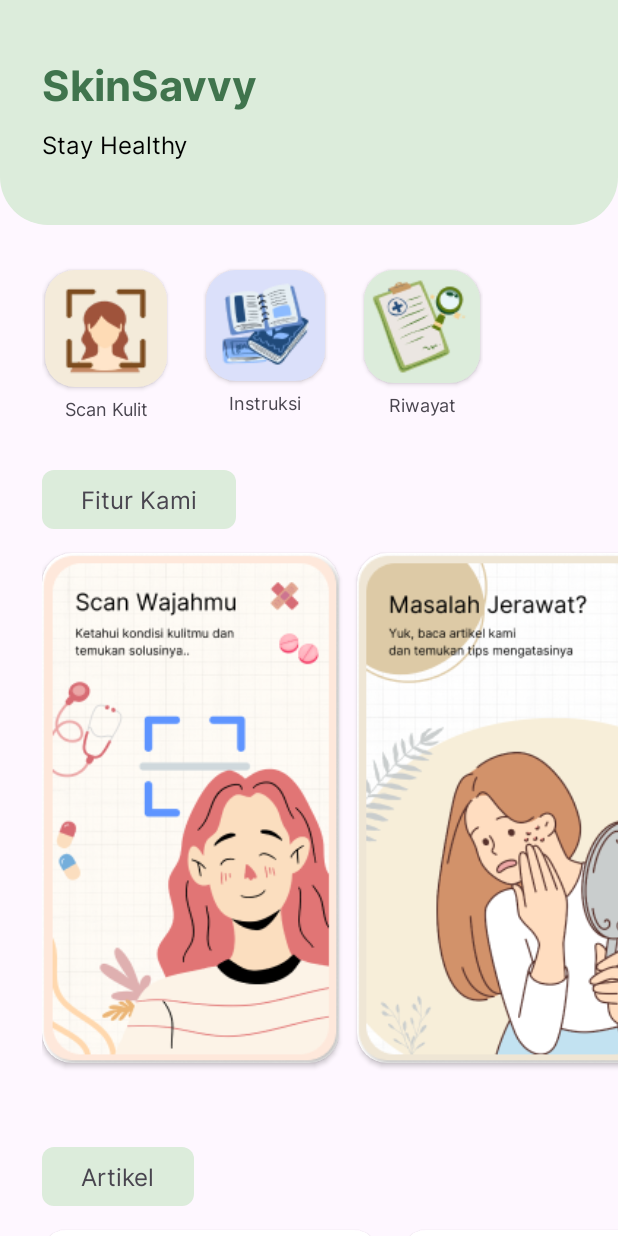
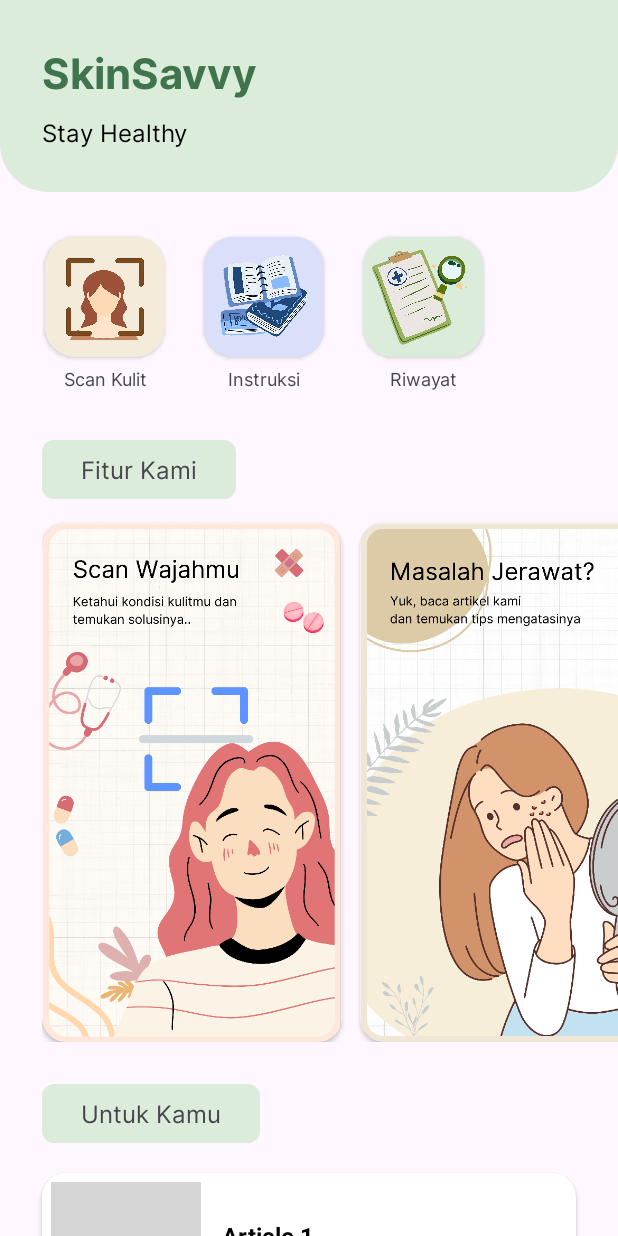
Before and after one commit to SkinSavvy-DevTeam/SkinSavvy-Mobile, an Android app: the screen it shows after launch (MainActivity), on a phone screen of 412 x 824 dp. Run offline under Robolectric (Android 15) with nearby library versions, the phone set to English and light mode, and no system bars; grey boxes are pictures that could not be loaded.

Commit message:
update homepage ui

```diff
--- a/app/src/main/java/com/myapp/skinsavvy/MainActivity.kt
+++ b/app/src/main/java/com/myapp/skinsavvy/MainActivity.kt
@@ -20,14 +20,14 @@ class MainActivity : AppCompatActivity() {
         // carousel poster
         val recyclerViewPoster: RecyclerView = binding.rvCarouselPoster
         val poster = listOf(
-            DataModel(R.drawable.image_carousel_1),
-            DataModel(R.drawable.image_carousel_2)
+            DataModel(R.drawable.image_poster_1),
+            DataModel(R.drawable.image_poster_2)
         )
 
         recyclerViewPoster.adapter = CarouselAdapter(poster, isTextVisible = false)
         recyclerViewPoster.layoutManager = LinearLayoutManager(this, LinearLayoutManager.HORIZONTAL, false)
 
-        //carousel article
+        //list article
         val recyclerViewArticle: RecyclerView = binding.rvCarouselArticle
         val article = listOf(
             DataModel(R.drawable.image_sample, "Article 1", "deskripsi"),
@@ -37,17 +37,6 @@ class MainActivity : AppCompatActivity() {
 
         recyclerViewArticle.adapter = CarouselAdapter(article, isTextVisible = true)
         recyclerViewArticle.layoutManager = LinearLayoutManager(this, LinearLayoutManager.HORIZONTAL, false)
-
-        //carousel tips and tricks
-        val recyclerViewTips: RecyclerView = binding.rvCarouselTips
-        val tips = listOf(
-            DataModel(R.drawable.image_sample, "Tips 1", "deskripsi"),
-            DataModel(R.drawable.image_sample, "Tips 2", "deskripsi"),
-            DataModel(R.drawable.image_sample, "Tips 3", "deskripsi")
-        )
-
-        recyclerViewTips.adapter = CarouselAdapter(tips, isTextVisible = true)
-        recyclerViewTips.layoutManager = LinearLayoutManager(this, LinearLayoutManager.HORIZONTAL, false)
 
         binding.ivFeatureScan.setOnClickListener{
             startActivity(Intent(this@MainActivity, CameraXActivity::class.java))
--- a/app/src/main/res/layout/activity_main.xml
+++ b/app/src/main/res/layout/activity_main.xml
@@ -14,7 +14,7 @@
         <LinearLayout
             android:id="@+id/header_layout"
             android:layout_width="match_parent"
-            android:layout_height="150dp"
+            android:layout_height="128dp"
             android:orientation="vertical"
             android:padding="28dp"
             android:background="@drawable/header_background_shape"
@@ -28,7 +28,6 @@
                 android:textStyle="bold"
                 android:textColor="@color/green"
                 android:textSize="28sp"
-                android:layout_marginTop="8dp"
                 app:layout_constraintBottom_toBottomOf="parent"
                 app:layout_constraintEnd_toEndOf="parent"
                 app:layout_constraintStart_toStartOf="parent"
@@ -68,8 +67,8 @@
 
                 <ImageView
                     android:id="@+id/iv_feature_scan"
-                    android:layout_width="wrap_content"
-                    android:layout_height="wrap_content"
+                    android:layout_width="80dp"
+                    android:layout_height="80dp"
                     android:background="@drawable/feature_background_shape"
                     android:backgroundTint="@color/light_brown"
                     android:src="@drawable/fitur_scan_kulit"
@@ -99,8 +98,8 @@
 
                 <ImageView
                     android:id="@+id/iv_feature_instruction"
-                    android:layout_width="wrap_content"
-                    android:layout_height="wrap_content"
+                    android:layout_width="80dp"
+                    android:layout_height="80dp"
                     android:background="@drawable/feature_background_shape"
                     android:backgroundTint="@color/light_purple"
                     android:src="@drawable/fitur_instruksi"
@@ -130,8 +129,8 @@
 
                 <ImageView
                     android:id="@+id/iv_feature_history"
-                    android:layout_width="wrap_content"
-                    android:layout_height="wrap_content"
+                    android:layout_width="80dp"
+                    android:layout_height="80dp"
                     android:background="@drawable/feature_background_shape"
                     android:src="@drawable/fitur_riwayat"
                     android:padding="4dp"
@@ -184,10 +183,9 @@
             android:id="@+id/tv_article"
             android:layout_width="wrap_content"
             android:layout_height="wrap_content"
-            android:layout_marginTop="4dp"
             android:background="@drawable/rounded_shape"
             android:fontFamily="@font/custom_font_family"
-            android:text="@string/article"
+            android:text="@string/for_you"
             android:paddingStart="26dp"
             android:paddingEnd="26dp"
             android:layout_margin="28dp"
@@ -201,40 +199,24 @@
             android:id="@+id/rv_carousel_article"
             android:layout_width="0dp"
             android:layout_height="wrap_content"
-            android:paddingStart="28dp"
+            android:paddingTop="16dp"
             app:layout_constraintEnd_toEndOf="parent"
             app:layout_constraintStart_toStartOf="parent"
             app:layout_constraintTop_toBottomOf="@+id/tv_article"
             tools:listitem="@layout/carousel_item_layout"
             tools:ignore="RtlSymmetry" />
 
-        <TextView
-            android:id="@+id/tv_tips_tricks"
+        <Button
+            android:id="@+id/article_see_all"
             android:layout_width="wrap_content"
             android:layout_height="wrap_content"
-            android:layout_marginTop="4dp"
-            android:background="@drawable/rounded_shape"
-            android:fontFamily="@font/custom_font_family"
-            android:text="@string/tips_tricks"
-            android:paddingStart="26dp"
-            android:paddingEnd="26dp"
-            android:layout_margin="28dp"
-            android:textSize="16sp"
-            android:textStyle="normal"
-            app:layout_constraintTop_toBottomOf="@+id/rv_carousel_article"
+            android:text="@string/see_all"
+            android:backgroundTint="@color/green"
+            android:layout_marginTop="16dp"
             app:layout_constraintStart_toStartOf="parent"
+            app:layout_constraintEnd_toEndOf="parent"
+            app:layout_constraintTop_toBottomOf="@id/rv_carousel_article"
             tools:ignore="MissingConstraints" />
-
-        <androidx.recyclerview.widget.RecyclerView
-            android:id="@+id/rv_carousel_tips"
-            android:layout_width="0dp"
-            android:layout_height="wrap_content"
-            android:paddingStart="28dp"
-            app:layout_constraintEnd_toEndOf="parent"
-            app:layout_constraintStart_toStartOf="parent"
-            app:layout_constraintTop_toBottomOf="@+id/tv_tips_tricks"
-            tools:listitem="@layout/carousel_item_layout"
-            tools:ignore="RtlSymmetry" />
 
     </androidx.constraintlayout.widget.ConstraintLayout>
 </ScrollView>
--- a/app/src/main/res/layout/carousel_item_layout.xml
+++ b/app/src/main/res/layout/carousel_item_layout.xml
@@ -3,59 +3,79 @@
     xmlns:card_view="http://schemas.android.com/apk/res-auto"
     xmlns:tools="http://schemas.android.com/tools"
     android:id="@+id/card_item"
-    android:layout_width="224dp"
-    android:layout_height="220dp"
+    android:layout_width="match_parent"
+    android:layout_height="wrap_content"
     android:layout_gravity="center"
-    android:layout_marginTop="16dp"
-    android:layout_marginBottom="36dp"
-    android:layout_marginEnd="16dp"
+    android:layout_marginTop="4dp"
+    android:layout_marginBottom="8dp"
+    android:layout_marginEnd="28dp"
+    android:layout_marginStart="28dp"
     card_view:cardBackgroundColor="#FFFFFF"
     card_view:cardCornerRadius="16dp">
 
     <androidx.constraintlayout.widget.ConstraintLayout
         android:layout_width="match_parent"
-        android:layout_height="wrap_content">
+        android:layout_height="wrap_content"
+        android:padding="6dp" >
 
-        <ImageView
+        <com.google.android.material.imageview.ShapeableImageView
             android:id="@+id/iv_carousel_image"
-            android:layout_width="0dp"
-            android:layout_height="110dp"
+            android:layout_width="100dp"
+            android:layout_height="100dp"
             android:scaleType="centerCrop"
             android:contentDescription="@string/app_name"
+            card_view:layout_constraintBottom_toBottomOf="parent"
             card_view:layout_constraintStart_toStartOf="parent"
+            card_view:layout_constraintTop_toTopOf="parent"
+            card_view:shapeAppearanceOverlay="@style/RoundedCornerImageView"
             tools:srcCompat="@drawable/image_sample"
             tools:ignore="MissingConstraints" />
+
+        <TextView
+            android:id="@+id/tv_item_category"
+            android:layout_width="0dp"
+            android:layout_height="wrap_content"
+            android:layout_marginStart="8dp"
+            android:layout_marginEnd="8dp"
+            android:layout_marginTop="4dp"
+            android:layout_toEndOf="@+id/iv_carousel_image"
+            android:textSize="12sp"
+            android:textColor="@color/grey"
+            android:paddingStart="6dp"
+            android:paddingEnd="6dp"
+            card_view:layout_constraintEnd_toEndOf="parent"
+            card_view:layout_constraintStart_toEndOf="@id/iv_carousel_image"
+            card_view:layout_constraintTop_toTopOf="@id/iv_carousel_image"
+            tools:text="@string/app_name" />
 
         <TextView
             android:id="@+id/tv_item_name"
             android:layout_width="0dp"
             android:layout_height="wrap_content"
-            android:text="@string/app_name"
+            android:layout_marginTop="4dp"
             android:textColor="@color/black"
             android:textSize="16sp"
             android:textStyle="bold"
-            android:layout_marginTop="12dp"
-            android:paddingStart="10dp"
-            android:paddingEnd="10dp"
-            android:transitionName="name"
-            card_view:layout_constraintEnd_toEndOf="parent"
-            card_view:layout_constraintStart_toStartOf="parent"
-            card_view:layout_constraintTop_toBottomOf="@id/iv_carousel_image" />
+            android:paddingStart="6dp"
+            android:paddingEnd="6dp"
+            card_view:layout_constraintEnd_toEndOf="@id/tv_item_category"
+            card_view:layout_constraintStart_toStartOf="@id/tv_item_category"
+            card_view:layout_constraintTop_toBottomOf="@id/tv_item_category"
+            tools:text="@string/app_name"/>
 
         <TextView
             android:id="@+id/tv_item_description"
-            android:layout_width="match_parent"
-            android:layout_height="42dp"
-            android:text="@string/app_name"
+            android:layout_width="0dp"
+            android:layout_height="40dp"
             android:textColor="@color/black"
-            android:textSize="16sp"
-            android:layout_marginTop="12dp"
-            android:paddingStart="10dp"
-            android:paddingEnd="10dp"
-            android:transitionName="desc"
-            card_view:layout_constraintEnd_toEndOf="parent"
-            card_view:layout_constraintStart_toStartOf="parent"
-            card_view:layout_constraintTop_toBottomOf="@id/tv_item_name" />
+            android:textSize="14sp"
+            android:layout_marginTop="4dp"
+            android:paddingStart="6dp"
+            android:paddingEnd="6dp"
+            card_view:layout_constraintEnd_toEndOf="@id/tv_item_name"
+            card_view:layout_constraintStart_toStartOf="@id/tv_item_name"
+            card_view:layout_constraintTop_toBottomOf="@id/tv_item_name"
+            tools:text="@string/app_name"/>
 
     </androidx.constraintlayout.widget.ConstraintLayout>
 
--- a/app/src/main/res/layout/carousel_poster_layout.xml
+++ b/app/src/main/res/layout/carousel_poster_layout.xml
@@ -2,13 +2,12 @@
 <androidx.cardview.widget.CardView xmlns:android="http://schemas.android.com/apk/res/android"
     xmlns:card_view="http://schemas.android.com/apk/res-auto"
     xmlns:tools="http://schemas.android.com/tools"
-    android:layout_width="198dp"
-    android:layout_height="340dp"
+    android:layout_width="200dp"
+    android:layout_height="346dp"
     android:layout_marginTop="16dp"
-    android:layout_marginBottom="28dp"
     android:layout_marginEnd="12dp"
     android:layout_gravity="center"
-    card_view:cardCornerRadius="20dp">
+    card_view:cardCornerRadius="16dp">
 
     <androidx.constraintlayout.widget.ConstraintLayout
         android:layout_width="match_parent"
@@ -17,9 +16,9 @@
     <ImageView
         android:id="@+id/iv_carousel_image"
         android:layout_width="200dp"
-        android:layout_height="344dp"
+        android:layout_height="348dp"
         android:scaleType="centerCrop"
-        tools:srcCompat="@drawable/image_carousel_1"
+        tools:srcCompat="@drawable/image_poster_1"
         tools:ignore="MissingConstraints"
         android:contentDescription="@string/app_name" />
 
--- a/app/src/main/res/values/colors.xml
+++ b/app/src/main/res/values/colors.xml
@@ -7,4 +7,5 @@
     <color name="light_brown">#F4EBDA</color>
     <color name="light_purple">#DBE0FA</color>
     <color name="blue">#3771C8</color>
+    <color name="grey">#858585</color>
 </resources>
--- a/app/src/main/res/values/strings.xml
+++ b/app/src/main/res/values/strings.xml
@@ -35,6 +35,6 @@
     <string name="no2">2. </string>
     <string name="no3">3. </string>
     <string name="no4">4. </string>
-
-
+    <string name="for_you">Untuk Kamu</string>
+    <string name="see_all">Lihat semua</string>
 </resources>
--- /dev/null
+++ b/app/src/main/res/values/styles.xml
@@ -0,0 +1,7 @@
+<?xml version="1.0" encoding="utf-8"?>
+<resources>
+    <style name="RoundedCornerImageView">
+        <item name="cornerFamily">rounded</item>
+        <item name="cornerSize">10dp</item>
+    </style>
+</resources>
```
Also changed, not shown: app/src/main/res/drawable/fitur_instruksi.png, app/src/main/res/drawable/fitur_riwayat.png, app/src/main/res/drawable/fitur_scan_kulit.png, app/src/main/res/drawable/image_carousel_1.png (deleted), app/src/main/res/drawable/image_carousel_2.png (deleted), app/src/main/res/drawable/image_poster_1.png (added), app/src/main/res/drawable/image_poster_2.png (added).
